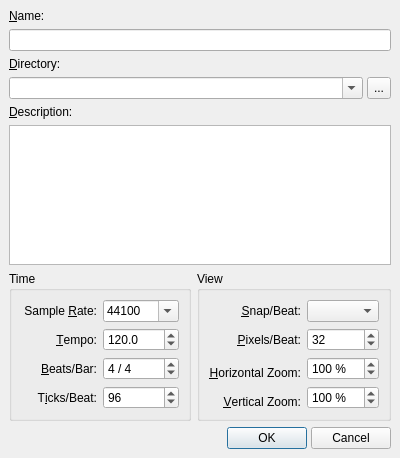
Old version of the form src/qtractorSessionForm.ui in the repository rncbc/qtractor.
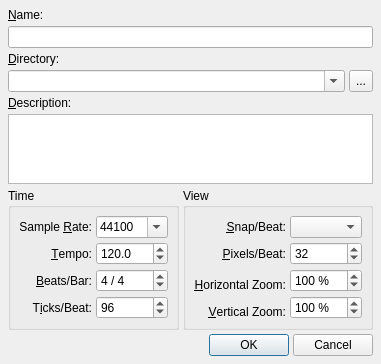
New version of the form. Icons and pictures are not drawn.

```diff
--- a/src/qtractorSessionForm.ui
+++ b/src/qtractorSessionForm.ui
@@ -26,8 +26,8 @@
    <rect>
     <x>0</x>
     <y>0</y>
-    <width>400</width>
-    <height>458</height>
+    <width>360</width>
+    <height>320</height>
    </rect>
   </property>
   <property name="focusPolicy" >
@@ -40,12 +40,6 @@
    <iconset resource="../icons/qtractor.qrc" >:/icons/qtractor.png</iconset>
   </property>
   <layout class="QVBoxLayout" >
-   <property name="margin" >
-    <number>9</number>
-   </property>
-   <property name="spacing" >
-    <number>6</number>
-   </property>
    <item>
     <widget class="QLabel" name="SessionNameTextLabel" >
      <property name="text" >
@@ -84,9 +78,6 @@
      <property name="margin" >
       <number>0</number>
      </property>
-     <property name="spacing" >
-      <number>4</number>
-     </property>
      <item>
       <widget class="QComboBox" name="SessionDirComboBox" >
        <property name="minimumSize" >
@@ -142,6 +133,12 @@
    </item>
    <item>
     <widget class="QTextEdit" name="DescriptionTextEdit" >
+     <property name="maximumSize" >
+      <size>
+       <width>32767</width>
+       <height>72</height>
+      </size>
+     </property>
      <property name="toolTip" >
       <string>Session description</string>
      </property>
@@ -152,9 +149,6 @@
      <property name="margin" >
       <number>0</number>
      </property>
-     <property name="spacing" >
-      <number>6</number>
-     </property>
      <item>
       <widget class="QGroupBox" name="TimeGroupBox" >
        <property name="sizePolicy" >
@@ -169,12 +163,6 @@
         <string>Time</string>
        </property>
        <layout class="QGridLayout" >
-        <property name="margin" >
-         <number>9</number>
-        </property>
-        <property name="spacing" >
-         <number>6</number>
-        </property>
         <item row="3" column="0" >
          <widget class="QLabel" name="TicksPerBeatTextLabel" >
           <property name="text" >
@@ -334,12 +322,6 @@
         <string>View</string>
        </property>
        <layout class="QGridLayout" >
-        <property name="margin" >
-         <number>9</number>
-        </property>
-        <property name="spacing" >
-         <number>6</number>
-        </property>
         <item row="0" column="1" >
          <widget class="QComboBox" name="SnapPerBeatComboBox" >
           <property name="toolTip" >
@@ -475,9 +457,6 @@
      <property name="margin" >
       <number>0</number>
      </property>
-     <property name="spacing" >
-      <number>4</number>
-     </property>
      <item>
       <spacer>
        <property name="orientation" >
```
Left out of the diff: 4 changed lines with no effect on the pictures.
